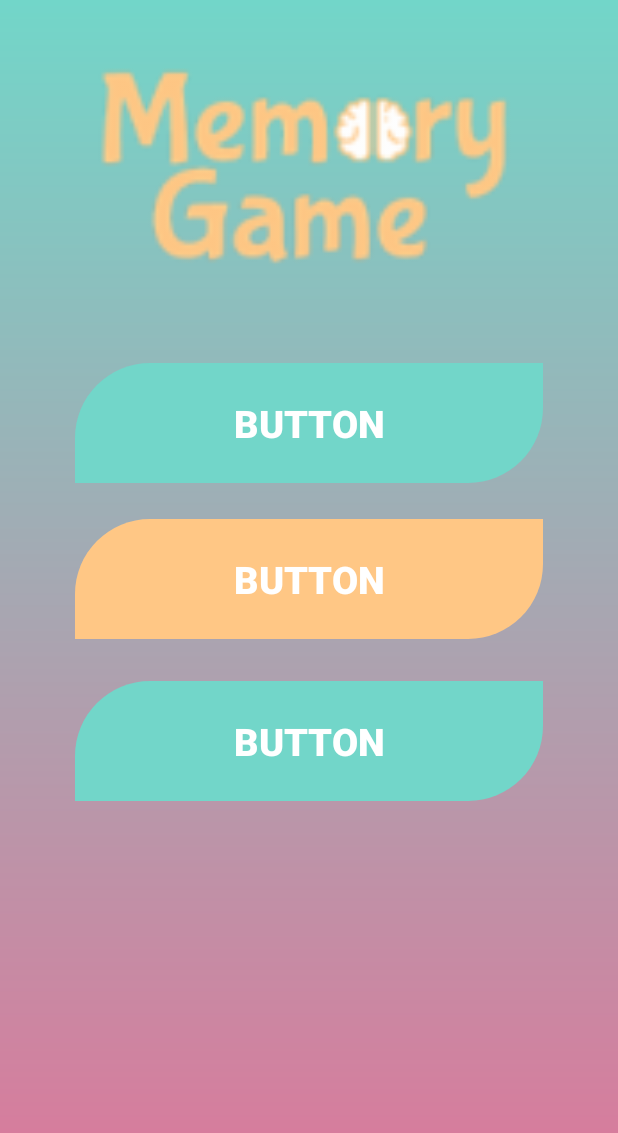
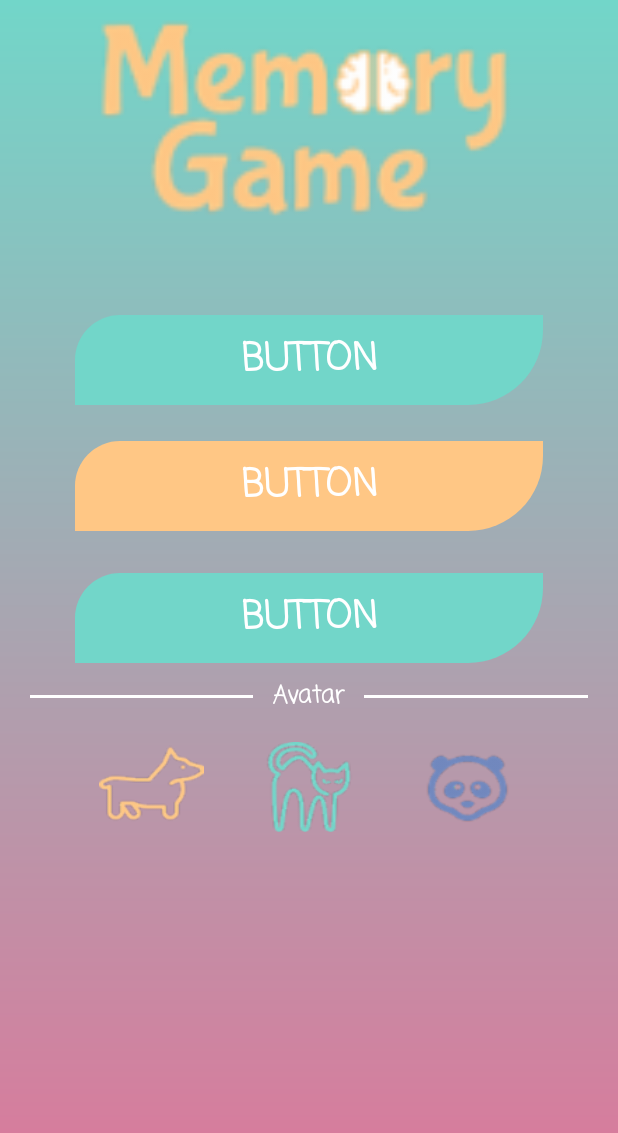
Before and after one commit to AurelaJasiqi/memory_game, an Android app: the screen it shows after launch (MainActivity), on a phone screen of 412 x 824 dp. Shown: the top 1133 px of the screen. Run offline under Robolectric (Android 15) with nearby library versions, the phone set to English and light mode, and no system bars; plain views replace CircularToggle, SingleSelectToggleGroup.

Commit message:
adding avatars

```diff
--- a/app/build.gradle
+++ b/app/build.gradle
@@ -25,4 +25,6 @@ dependencies {
     testImplementation 'junit:junit:4.12'
     androidTestImplementation 'com.android.support.test:runner:1.0.2'
     androidTestImplementation 'com.android.support.test.espresso:espresso-core:3.0.2'
+    //Single Select Toogle Button
+    implementation 'com.github.ceryle:SegmentedButton:v2.0.2'
 }
--- a/app/src/main/res/drawable/button_radius.xml
+++ b/app/src/main/res/drawable/button_radius.xml
@@ -1,7 +1,7 @@
 <?xml version="1.0" encoding="utf-8"?>
 <shape xmlns:android="http://schemas.android.com/apk/res/android"
     android:shape="rectangle">
-    <corners android:topLeftRadius="50dp" android:bottomRightRadius="50dp"/>
+    <corners android:topLeftRadius="30dp" android:bottomRightRadius="50dp"/>
 
 
 </shape>
--- a/app/src/main/res/layout/activity_main.xml
+++ b/app/src/main/res/layout/activity_main.xml
@@ -12,10 +12,9 @@
         android:layout_width="match_parent"
         android:layout_height="150dp"
         android:layout_marginStart="10dp"
-        android:layout_marginTop="32dp"
         android:layout_marginEnd="10dp"
         app:layout_constraintEnd_toEndOf="parent"
-        app:layout_constraintHorizontal_bias="0.0"
+        app:layout_constraintHorizontal_bias="1.0"
         app:layout_constraintStart_toStartOf="parent"
         app:layout_constraintTop_toTopOf="parent"
         app:srcCompat="@drawable/app_name" />
@@ -23,7 +22,7 @@
     <Button
         android:id="@+id/button12"
         android:layout_width="match_parent"
-        android:layout_height="80dp"
+        android:layout_height="60dp"
         android:layout_marginStart="50dp"
         android:layout_marginTop="28dp"
         android:layout_marginEnd="50dp"
@@ -33,6 +32,7 @@
         android:textColor="@color/white"
         android:textSize="25sp"
         android:textStyle="bold"
+        app:fontFamily="casual"
         app:layout_constraintEnd_toEndOf="parent"
         app:layout_constraintHorizontal_bias="0.0"
         app:layout_constraintStart_toStartOf="parent"
@@ -41,7 +41,7 @@
     <Button
         android:id="@+id/button"
         android:layout_width="match_parent"
-        android:layout_height="80dp"
+        android:layout_height="60dp"
         android:layout_marginStart="50dp"
         android:layout_marginTop="24dp"
         android:layout_marginEnd="50dp"
@@ -51,6 +51,7 @@
         android:textColor="@color/white"
         android:textSize="25sp"
         android:textStyle="bold"
+        app:fontFamily="casual"
         app:layout_constraintEnd_toEndOf="parent"
         app:layout_constraintHorizontal_bias="0.0"
         app:layout_constraintStart_toStartOf="parent"
@@ -59,7 +60,7 @@
     <Button
         android:id="@+id/button1"
         android:layout_width="match_parent"
-        android:layout_height="80dp"
+        android:layout_height="60dp"
         android:layout_marginStart="50dp"
         android:layout_marginTop="60dp"
         android:layout_marginEnd="50dp"
@@ -69,10 +70,128 @@
         android:textColor="@color/white"
         android:textSize="25sp"
         android:textStyle="bold"
+        app:fontFamily="casual"
         app:layout_constraintEnd_toEndOf="parent"
-        app:layout_constraintHorizontal_bias="0.0"
         app:layout_constraintStart_toStartOf="parent"
         app:layout_constraintTop_toBottomOf="@+id/imageView" />
 
+    <LinearLayout
+        android:id="@+id/linearLayout"
+        android:layout_width="match_parent"
+        android:layout_height="wrap_content"
+        android:layout_marginStart="20dp"
+        android:layout_marginEnd="20dp"
+        android:weightSum="5"
+        app:layout_constraintEnd_toEndOf="parent"
+        app:layout_constraintStart_toStartOf="parent"
+        app:layout_constraintTop_toBottomOf="@+id/button12">
 
+        <View
+            android:layout_width="0dp"
+            android:layout_height="2dp"
+            android:layout_gravity="center"
+            android:layout_weight="2"
+            android:background="@color/white"
+
+
+            />
+
+        <TextView
+            android:layout_width="0dp"
+            android:layout_height="wrap_content"
+            android:layout_gravity="center"
+            android:layout_weight="1"
+            android:gravity="center"
+            android:padding="10dp"
+            android:text="Avatar"
+            android:textColor="@color/white"
+            android:textSize="16sp"
+            android:textStyle="bold"
+            app:fontFamily="casual" />
+
+        <View
+            android:layout_width="0dp"
+            android:layout_height="2dp"
+            android:layout_gravity="center"
+            android:layout_weight="2"
+            android:background="@color/white"
+
+            />
+    </LinearLayout>
+
+
+    <!--<com.nex3z.togglebuttongroup.SingleSelectToggleGroup-->
+    <!--android:id="@+id/group_choices"-->
+    <!--android:layout_width="wrap_content"-->
+    <!--android:layout_height="wrap_content"-->
+    <!--android:layout_gravity="center"-->
+    <!--android:layout_marginStart="8dp"-->
+    <!--android:layout_marginTop="8dp"-->
+    <!--app:layout_constraintEnd_toEndOf="@+id/linearLayout"-->
+    <!--app:layout_constraintStart_toStartOf="@+id/linearLayout"-->
+    <!--app:layout_constraintTop_toBottomOf="@+id/linearLayout"-->
+    <!--app:tbgCheckedButton="@+id/choice_a">-->
+
+    <!--<com.nex3z.togglebuttongroup.button.CircularToggle-->
+    <!--android:id="@+id/choice_a"-->
+    <!--android:layout_width="70dp"-->
+    <!--android:layout_height="60dp"-->
+    <!--android:background="@drawable/dog_yellow" />-->
+
+    <!--<com.nex3z.togglebuttongroup.button.CircularToggle-->
+    <!--android:id="@+id/choice_b"-->
+    <!--android:layout_width="70dp"-->
+    <!--android:layout_height="60dp"-->
+    <!--android:layout_marginStart="35dp"-->
+    <!--android:layout_marginEnd="35dp"-->
+    <!--android:background="@drawable/cat" />-->
+
+    <!--<com.nex3z.togglebuttongroup.button.CircularToggle-->
+    <!--android:id="@+id/choice_c"-->
+    <!--android:layout_width="70dp"-->
+    <!--android:layout_height="60dp"-->
+    <!--android:background="@drawable/panda" />-->
+
+    <!--&lt;!&ndash;...&ndash;&gt;-->
+
+    <!--</com.nex3z.togglebuttongroup.SingleSelectToggleGroup>-->
+    <LinearLayout
+        android:id="@+id/btn_layout"
+        android:layout_width="wrap_content"
+        android:layout_height="wrap_content"
+        android:layout_marginStart="8dp"
+        android:layout_marginTop="8dp"
+        android:layout_marginEnd="8dp"
+        android:gravity="center"
+        android:orientation="horizontal"
+        app:layout_constraintEnd_toEndOf="parent"
+        app:layout_constraintStart_toStartOf="parent"
+        app:layout_constraintTop_toBottomOf="@+id/linearLayout">
+
+        <Button
+            android:background="@drawable/dog_yellow"
+            android:id="@+id/btn_dog"
+            android:layout_width="70dp"
+            android:layout_height="60dp"
+            android:layout_gravity="center"
+            android:gravity="center" />
+
+        <Button
+            android:id="@+id/btn_cat"
+            android:background="@drawable/cat"
+            android:layout_width="70dp"
+            android:layout_height="60dp"
+            android:layout_marginStart="35dp"
+            android:layout_marginEnd="35dp"
+            android:layout_gravity="center"
+            android:gravity="center" />
+
+        <Button
+            android:id="@+id/btn_panda"
+            android:background="@drawable/panda"
+            android:layout_width="70dp"
+            android:layout_height="60dp"
+            android:layout_gravity="center"
+            android:gravity="center" />
+    </LinearLayout>
 </android.support.constraint.ConstraintLayout>
```
Also changed, not shown: app/src/main/res/drawable-hdpi/cat.png (added), app/src/main/res/drawable-hdpi/dog_yellow.png (added), app/src/main/res/drawable-hdpi/panda.png (added), app/src/main/res/drawable-mdpi/cat.png (added), app/src/main/res/drawable-mdpi/dog_yellow.png (added), app/src/main/res/drawable-mdpi/panda.png (added), app/src/main/res/drawable-xhdpi/cat.png (added), app/src/main/res/drawable-xhdpi/dog_yellow.png (added), app/src/main/res/drawable-xhdpi/panda.png (added), app/src/main/res/drawable-xxhdpi/cat.png (added), app/src/main/res/drawable-xxhdpi/dog_yellow.png (added), app/src/main/res/drawable-xxhdpi/panda.png (added), app/src/main/res/drawable-xxxhdpi/cat.png (added), app/src/main/res/drawable-xxxhdpi/dog_yellow.png (added), 1 more files.
